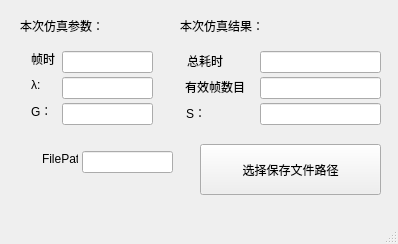
Above: infowindow.ui from VendettaXX/Qt_homework before the change. Below: the same form after it.
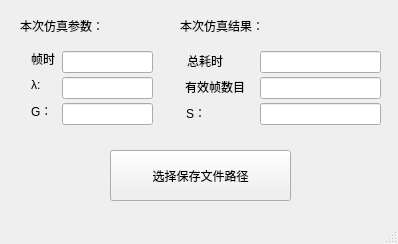
That is the form after the change.

Diff of the .ui file:
```diff
--- a/infowindow.ui
+++ b/infowindow.ui
@@ -43,8 +43,8 @@
    <widget class="QPushButton" name="save_btn">
     <property name="geometry">
      <rect>
-      <x>200</x>
-      <y>144</y>
+      <x>110</x>
+      <y>150</y>
       <width>181</width>
       <height>51</height>
      </rect>
@@ -191,29 +191,6 @@
      </rect>
     </property>
    </widget>
-   <widget class="QLabel" name="label_9">
-    <property name="geometry">
-     <rect>
-      <x>42</x>
-      <y>151</y>
-      <width>36</width>
-      <height>16</height>
-     </rect>
-    </property>
-    <property name="text">
-     <string>FilePath</string>
-    </property>
-   </widget>
-   <widget class="QLineEdit" name="lineEdit_7">
-    <property name="geometry">
-     <rect>
-      <x>82</x>
-      <y>151</y>
-      <width>91</width>
-      <height>22</height>
-     </rect>
-    </property>
-   </widget>
   </widget>
   <widget class="QMenuBar" name="menubar">
    <property name="geometry">
```
